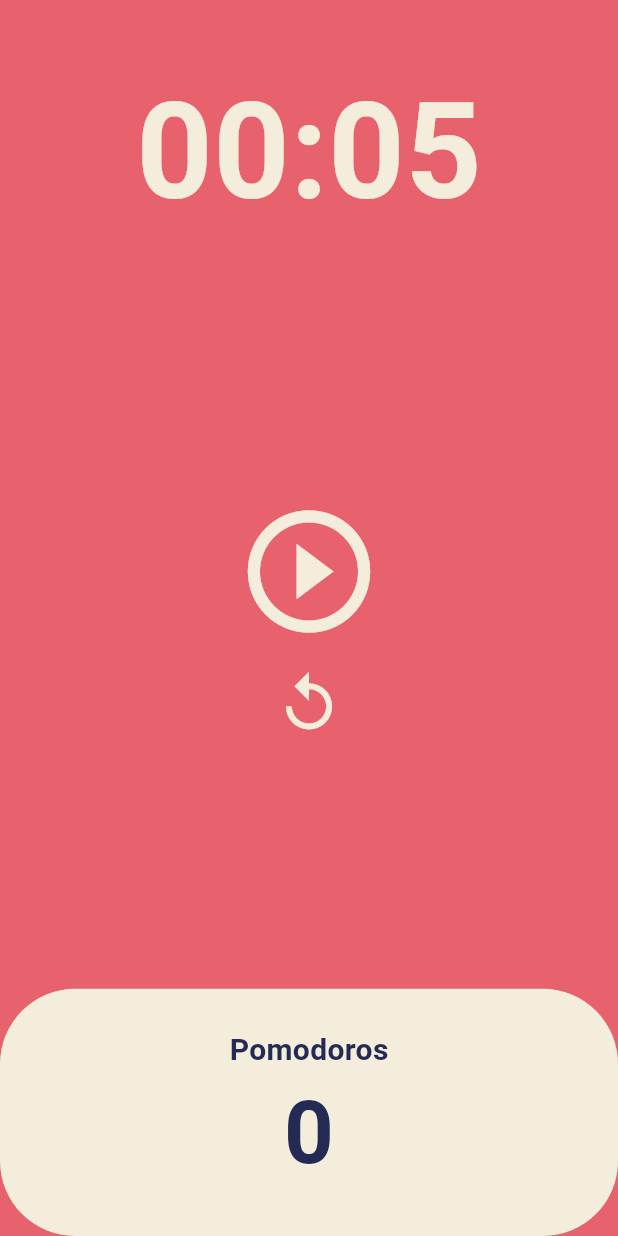
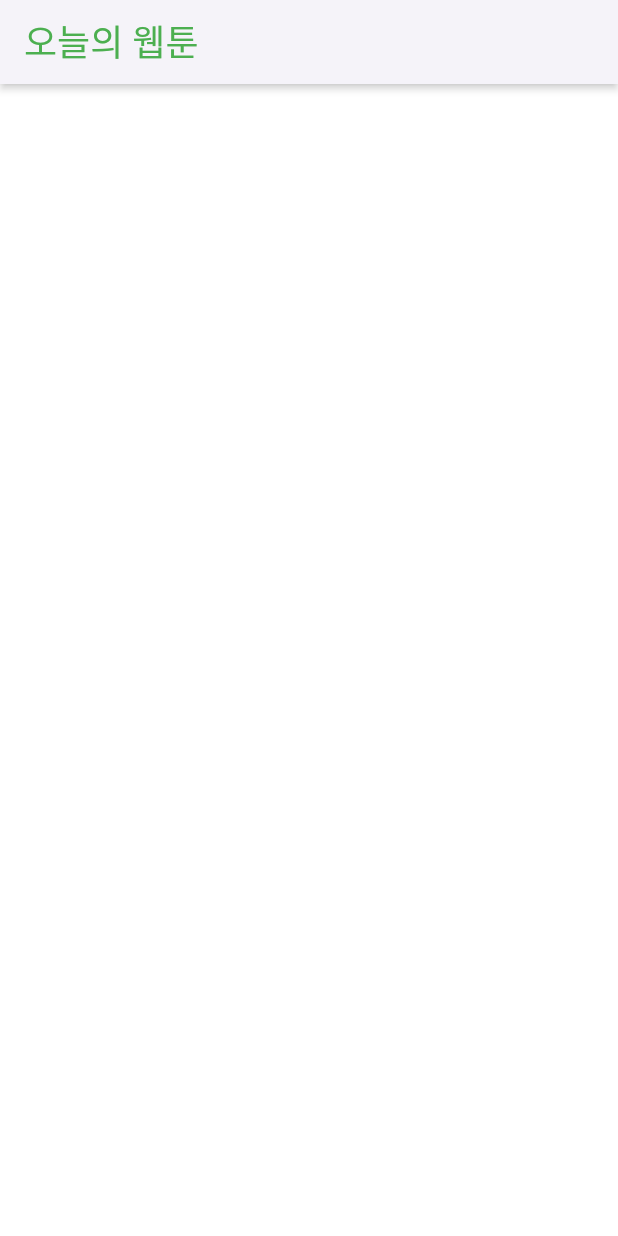
Before and after one commit to portal2312/toonflix, a Flutter app: the screen it shows after launch, on a phone screen of 412 x 824 dp. Run offline on Flutter 3.47's test engine with Material 3 defaults, Android fonts, the phone set to English and light mode, and no system bars.

Commit message:
6.1. AppBar

```diff
--- a/lib/main.dart
+++ b/lib/main.dart
@@ -10,31 +10,8 @@
 
   @override
   Widget build(BuildContext context) {
-    return MaterialApp(
-      theme: ThemeData(
-        cardColor: const Color(0xFFF4EDDB),
-        colorScheme: const ColorScheme(
-          background: Color(0xFFE7626C),
-          brightness: Brightness.light,
-          primary: Color(0xFFFFFFFF),
-          onPrimary: Color(0xFFFFFFFF),
-          secondary: Color(0xFFFFFFFF),
-          onSecondary: Color(0xFFFFFFFF),
-          error: Color(0xFFFFFFFF),
-          onError: Color(0xFFFFFFFF),
-          onBackground: Color(0xFFFFFFFF),
-          surface: Color(0xFFFFFFFF),
-          onSurface: Color(0xFFFFFFFF),
-        ),
-        textTheme: const TextTheme(
-          displayLarge: TextStyle(
-            color: Color(0xFF232B55),
-          ),
-        ),
-      ),
-      home: const Scaffold(
-        body: HomeScreen(),
-      ),
+    return const MaterialApp(
+      home: HomeScreen(),
     );
   }
 }
--- a/lib/screens/home_screen.dart
+++ b/lib/screens/home_screen.dart
@@ -1,147 +1,23 @@
-import 'dart:async';
-
 import 'package:flutter/material.dart';
 
-class HomeScreen extends StatefulWidget {
+class HomeScreen extends StatelessWidget {
   const HomeScreen({super.key});
-
-  @override
-  State<HomeScreen> createState() => _HomeScreenState();
-}
-
-class _HomeScreenState extends State<HomeScreen> {
-  late Timer timer;
-  static int initSeconds = 5;
-  static int initPomodoros = 0;
-  bool isRunning = false;
-  int totalPomodoros = initPomodoros;
-  int totalSeconds = initSeconds;
-
-  void onPausePressed() {
-    timer.cancel();
-    setState(() {
-      isRunning = false;
-    });
-  }
-
-  void onReplayPressed() {
-    setState(() {
-      isRunning = false;
-      totalPomodoros = initPomodoros;
-      totalSeconds = initSeconds;
-    });
-    timer.cancel();
-  }
-
-  void onStartPressed() {
-    timer = Timer.periodic(const Duration(seconds: 1), onTick);
-    setState(() {
-      isRunning = true;
-    });
-  }
-
-  void onTick(Timer timer) {
-    if (totalSeconds == 0) {
-      setState(() {
-        isRunning = false;
-        totalPomodoros += 1;
-        totalSeconds = initSeconds;
-      });
-      timer.cancel();
-    } else {
-      setState(() {
-        totalSeconds -= 1;
-      });
-    }
-  }
-
-  String format(int seconds) {
-    var duration = Duration(seconds: seconds);
-    return duration.toString().split('.').first.substring(2, 7);
-  }
 
   @override
   Widget build(BuildContext context) {
     return Scaffold(
-      backgroundColor: Theme.of(context).colorScheme.background,
-      body: Column(
-        children: [
-          Flexible(
-            flex: 1,
-            child: Container(
-              alignment: Alignment.bottomCenter,
-              child: Text(
-                format(totalSeconds),
-                style: TextStyle(
-                  color: Theme.of(context).cardColor,
-                  fontSize: 89,
-                  fontWeight: FontWeight.w600,
-                ),
-              ),
-            ),
+      backgroundColor: Colors.white,
+      appBar: AppBar(
+        elevation: 2,
+        shadowColor: Colors.grey.shade200,
+        backgroundColor: Colors.white,
+        foregroundColor: Colors.green,
+        title: const Text(
+          "오늘의 웹툰",
+          style: TextStyle(
+            fontSize: 24,
           ),
-          Flexible(
-            flex: 3,
-            child: Center(
-              child: Column(
-                mainAxisAlignment: MainAxisAlignment.center,
-                children: [
-                  IconButton(
-                    color: Theme.of(context).cardColor,
-                    icon: Icon(isRunning
-                        ? Icons.pause_circle_outlined
-                        : Icons.play_circle_outline),
-                    iconSize: 98,
-                    onPressed: isRunning ? onPausePressed : onStartPressed,
-                  ),
-                  IconButton(
-                      color: Theme.of(context).cardColor,
-                      icon: const Icon(Icons.replay_outlined),
-                      iconSize: 46,
-                      onPressed: onReplayPressed),
-                ],
-              ),
-            ),
-          ),
-          Flexible(
-            flex: 1,
-            child: Row(
-              children: [
-                Expanded(
-                  child: Container(
-                    decoration: BoxDecoration(
-                      borderRadius: BorderRadius.circular(50),
-                      color: Theme.of(context).cardColor,
-                    ),
-                    child: Column(
-                      mainAxisAlignment: MainAxisAlignment.center,
-                      children: [
-                        Text(
-                          'Pomodoros',
-                          style: TextStyle(
-                            color:
-                                Theme.of(context).textTheme.displayLarge?.color,
-                            fontSize: 20,
-                            fontWeight: FontWeight.w600,
-                          ),
-                        ),
-                        Text(
-                          '$totalPomodoros',
-                          style: TextStyle(
-                            color:
-                                Theme.of(context).textTheme.displayLarge?.color,
-                            fontSize: 58,
-                            fontWeight: FontWeight.w600,
-                          ),
-                        ),
-                      ],
-                    ),
-                  ),
-                ),
-              ],
-            ),
-          ),
-        ],
+        ),
       ),
     );
   }
```
